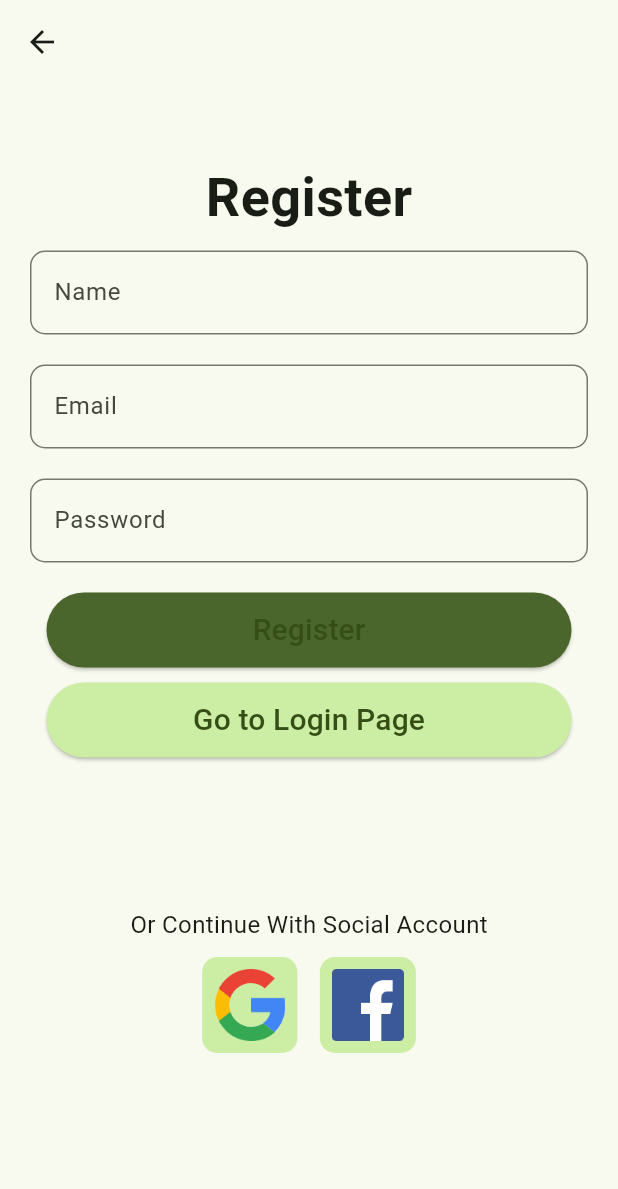
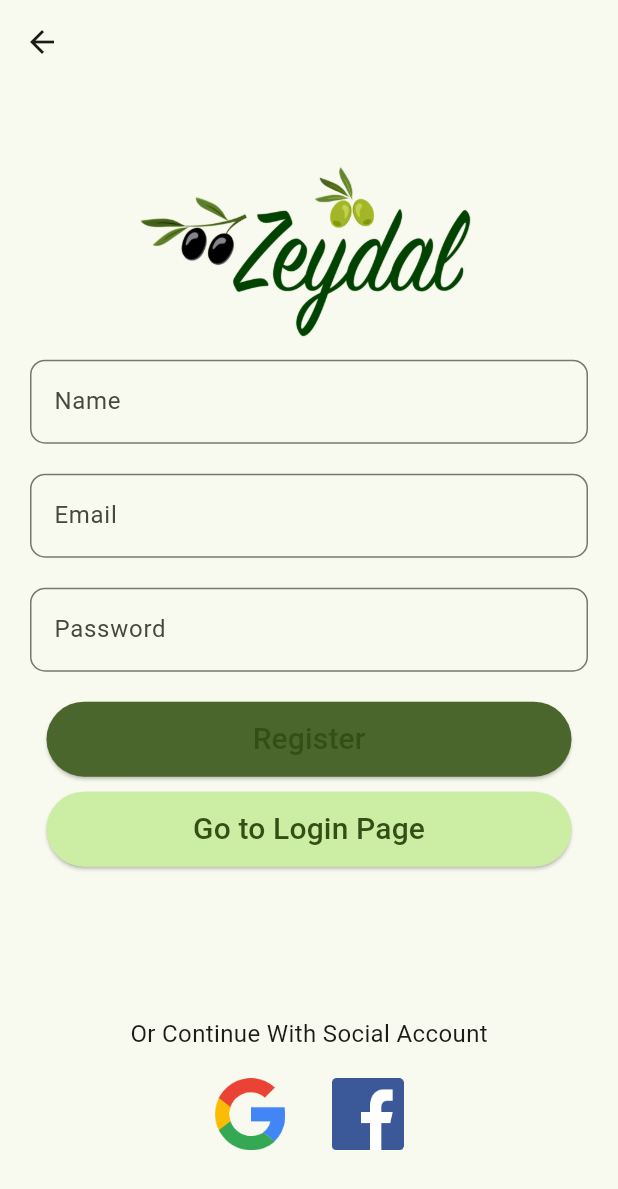
Before and after one commit to omerfaruksomay/zeydal_ecom, a Flutter app: the RegisterPage screen opened directly, on a phone screen of 412 x 824 dp. Shown: the top 1189 px of the screen. Run offline on Flutter 3.47's test engine with Material 3 defaults, Android fonts, the phone set to English and light mode, and no system bars.

Commit message:
Login and Register page updated

```diff
--- a/lib/main.dart
+++ b/lib/main.dart
@@ -12,6 +12,7 @@
   @override
   Widget build(BuildContext context) {
     return MaterialApp(
+      debugShowCheckedModeBanner: false,
       title: 'Flutter Demo',
       theme: ThemeData(
         colorScheme: ColorScheme.fromSeed(seedColor: Colors.lightGreenAccent),
--- a/lib/view/auth/register_page.dart
+++ b/lib/view/auth/register_page.dart
@@ -18,16 +18,10 @@ class RegisterPage extends StatelessWidget {
         child: Column(
           mainAxisAlignment: MainAxisAlignment.spaceEvenly,
           children: [
-            SizedBox(height: 50),
+            const SizedBox(height: 50),
             Column(
               children: [
-                const Text(
-                  'Register',
-                  style: TextStyle(
-                    fontSize: 36,
-                    fontWeight: FontWeight.bold,
-                  ),
-                ),
+                Image.asset('assets/images/logo.png', scale: 10),
                 _buildNameTextField(),
                 _buildEmailTextField(),
                 _buildPasswordTextField(),
@@ -37,7 +31,7 @@ class RegisterPage extends StatelessWidget {
                 _buildLoginButton(context),
               ],
             ),
-            SizedBox(height: 100),
+            const SizedBox(height: 100),
             _buildSocialAccounts(context),
           ],
         ),
@@ -122,14 +116,9 @@ class RegisterPage extends StatelessWidget {
         Row(
           mainAxisAlignment: MainAxisAlignment.center,
           children: [
-            Container(
-              decoration: BoxDecoration(
-                color: Theme.of(context).colorScheme.primaryContainer,
-                borderRadius: const BorderRadius.all(
-                  Radius.circular(10),
-                ),
-              ),
-              child: InkWell(
+            InkWell(
+              borderRadius: const BorderRadius.all(Radius.circular(10)),
+              highlightColor: Theme.of(context).colorScheme.primaryContainer,
               onTap: () {
                 print("Google pressed");
               },
@@ -141,16 +130,10 @@ class RegisterPage extends StatelessWidget {
                 ),
               ),
             ),
-            ),
             const SizedBox(width: 15),
-            Container(
-              decoration: BoxDecoration(
-                color: Theme.of(context).colorScheme.primaryContainer,
-                borderRadius: const BorderRadius.all(
-                  Radius.circular(10),
-                ),
-              ),
-              child: InkWell(
+            InkWell(
+              borderRadius: const BorderRadius.all(Radius.circular(10)),
+              highlightColor: Theme.of(context).colorScheme.primaryContainer,
               onTap: () {
                 print("Facebook pressed");
               },
@@ -162,7 +145,6 @@ class RegisterPage extends StatelessWidget {
                 ),
               ),
             ),
-            ),
           ],
         )
       ],
--- a/lib/view/main_layout.dart
+++ b/lib/view/main_layout.dart
@@ -32,6 +32,7 @@ class MainLayout extends StatelessWidget {
               label: "Profile",
             ),
           ],
+
           currentIndex: viewModel.selectedIndex,
           onTap: viewModel.navbarOnTap,
         ),
--- a/lib/view/widgets/custom_textfield.dart
+++ b/lib/view/widgets/custom_textfield.dart
@@ -17,6 +17,7 @@ class CustomTextField extends StatelessWidget {
   @override
   Widget build(BuildContext context) {
     return TextField(
+
       keyboardType: keyboardType,
       obscureText: isObscure ?? false,
       controller: controller,
```
Also changed, not shown: lib/view/auth/login_page.dart (+69 -73 lines), assets/images/logo.png (added). Lines whose indentation alone changed are shown as unchanged.
